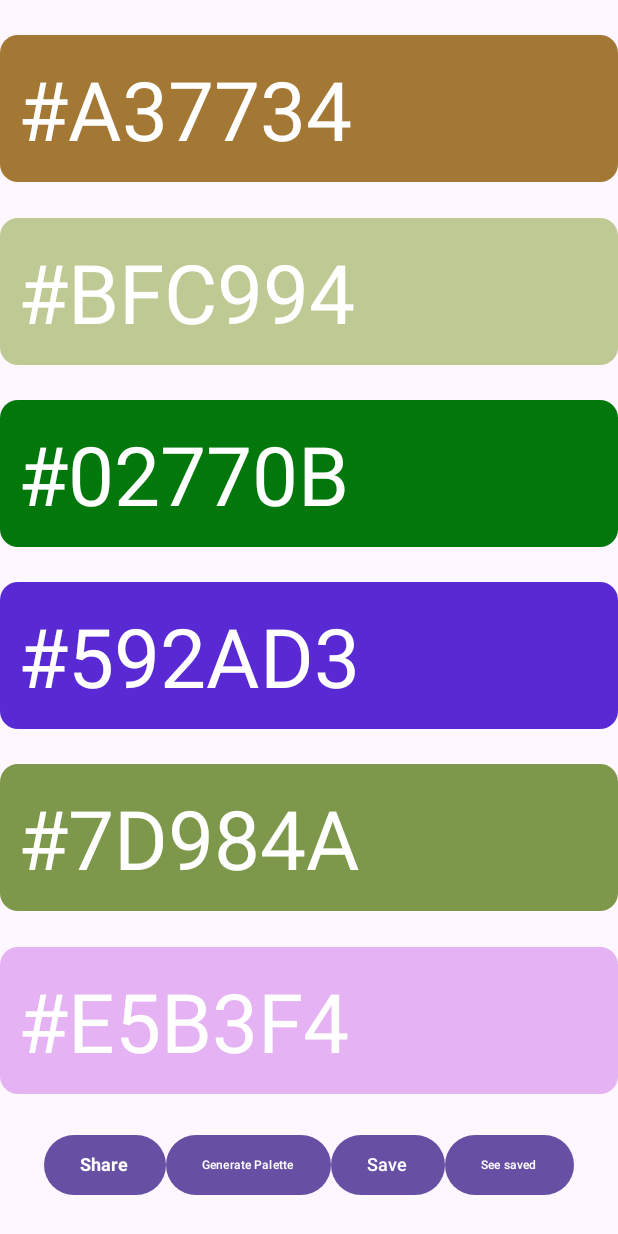
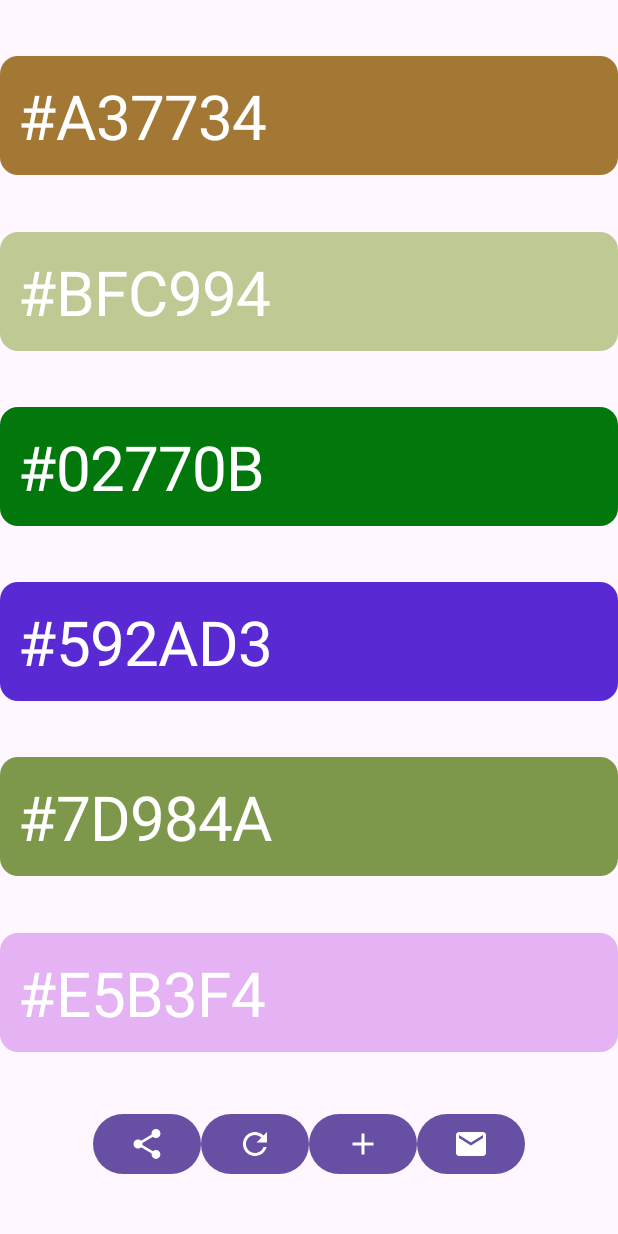
Before and after one commit to ZuzAser80/DailyPalette, an Android app built with Jetpack Compose: the screen it shows after launch (MainActivity), on a phone screen of 412 x 824 dp. Run offline under Robolectric (Android 15) with nearby library versions, the phone set to English and light mode, and no system bars; our stand-ins replace Room's generated code.

Commit message:
ft: finished UI

```diff
--- a/app/src/main/java/com/zuzaser/dailypalette/MainActivity.kt
+++ b/app/src/main/java/com/zuzaser/dailypalette/MainActivity.kt
@@ -1,5 +1,6 @@
 package com.zuzaser.dailypalette
 
+//IMPORTANT
 import android.annotation.SuppressLint
 import android.content.Context
 import android.content.Intent
@@ -19,46 +20,38 @@ import androidx.compose.foundation.layout.height
 import androidx.compose.foundation.rememberScrollState
 import androidx.compose.foundation.shape.RoundedCornerShape
 import androidx.compose.foundation.verticalScroll
+import androidx.compose.material.icons.Icons
+import androidx.compose.material.icons.automirrored.filled.ArrowBack
+import androidx.compose.material.icons.filled.Add
+import androidx.compose.material.icons.filled.Delete
+import androidx.compose.material.icons.filled.Email
+import androidx.compose.material.icons.filled.Refresh
+import androidx.compose.material.icons.filled.Share
 import androidx.compose.material3.Button
+import androidx.compose.material3.Icon
 import androidx.compose.material3.Scaffold
-import androidx.compose.material3.Text
 import androidx.compose.runtime.Composable
+import androidx.compose.runtime.getValue
+import androidx.compose.runtime.key
 import androidx.compose.runtime.mutableStateOf
 import androidx.compose.runtime.remember
+import androidx.compose.runtime.setValue
+import androidx.compose.ui.Alignment
 import androidx.compose.ui.Modifier
+import androidx.compose.ui.graphics.Color
+import androidx.compose.ui.platform.LocalContext
 import androidx.compose.ui.unit.dp
-import androidx.compose.ui.unit.sp
+import androidx.lifecycle.LiveData
+import androidx.lifecycle.Observer
 import com.zuzaser.dailypalette.model.PaletteModel
+import com.zuzaser.dailypalette.repository.PaletteRepository
+import com.zuzaser.dailypalette.room.PaletteDatabase
 import com.zuzaser.dailypalette.viewmodel.PaletteViewModel
 import kotlin.random.Random
-//IMPORTANT
-import androidx.compose.runtime.getValue
-import androidx.compose.runtime.key
-import androidx.compose.runtime.setValue
-import androidx.compose.ui.Alignment
-import androidx.compose.ui.draw.clip
-import androidx.compose.ui.draw.clipToBounds
-import androidx.compose.ui.graphics.Color
-import androidx.compose.ui.graphics.RectangleShape
-import androidx.compose.ui.platform.LocalContext
-import androidx.compose.ui.text.font.Font
-import androidx.compose.ui.text.font.FontStyle
-import androidx.compose.ui.text.font.FontWeight
-import androidx.core.content.ContextCompat
-import androidx.lifecycle.LiveData
-import androidx.lifecycle.Observer
-import com.zuzaser.dailypalette.repository.PaletteRepository
-import com.zuzaser.dailypalette.room.PaletteDatabase
-import kotlinx.coroutines.CoroutineScope
-import kotlinx.coroutines.Dispatchers
-import java.util.UUID
-import kotlin.random.nextInt
 
 class MainActivity : ComponentActivity() {
     @RequiresApi(Build.VERSION_CODES.O)
     @SuppressLint("UnusedMaterial3ScaffoldPaddingParameter")
-
-
     override fun onCreate(savedInstanceState: Bundle?) {
         super.onCreate(savedInstanceState)
         enableEdgeToEdge()
@@ -97,14 +90,14 @@ class MainActivity : ComponentActivity() {
                         shape = RoundedCornerShape(25.dp),
 
                         ) {
-                        Text("Back", fontSize = 15.sp)
+                        Icon(Icons.AutoMirrored.Filled.ArrowBack, contentDescription = "Назад")
                     }
                     Button(
                         onClick = { repository.clearTable(); isSavedOpened = false },
                         shape = RoundedCornerShape(25.dp),
 
                         ) {
-                        Text("Clear All", fontSize = 15.sp)
+                        Icon(Icons.Filled.Delete, contentDescription = "Удалить все")
                     }
                 }
             } else {
@@ -130,21 +123,21 @@ class MainActivity : ComponentActivity() {
                                 shape = RoundedCornerShape(25.dp),
 
                                 ) {
-                                Text("Share", fontSize = 12.sp, fontWeight = FontWeight.Bold)
+                                Icon(Icons.Filled.Share, contentDescription = "Поделиться")
                             }
                             //Generate new Palette Button
                             Button(
                                 onClick = { currentPalette = generateRandomPalette() },
                                 shape = RoundedCornerShape(50.dp)
                             ) {
-                                Text("Generate Palette", fontSize = 8.sp)
+                                Icon(Icons.Filled.Refresh, contentDescription = "")
                             }
                             //Save button
                             Button(
                                 onClick = { repository.addPalette(currentPalette) },
                                 shape = RoundedCornerShape(25.dp),
                             ) {
-                                Text("Save", fontSize = 12.sp)
+                                Icon(Icons.Filled.Add, contentDescription = "")
                             }
                             //Open saved palettes
 
@@ -152,7 +145,7 @@ class MainActivity : ComponentActivity() {
                                 onClick = { isSavedOpened = true; },
                                 shape = RoundedCornerShape(25.dp),
                             ) {
-                                Text("See saved", fontSize = 8.sp)
+                                Icon(Icons.Filled.Email, contentDescription = "")
                             }
                         }
                     }
@@ -181,7 +174,7 @@ fun sharePaletteIntent(paletteModel: PaletteModel, context : Context)
 
 @Composable
 fun PaletteRow(paletteModel: PaletteModel, repository: PaletteRepository) {
-    Row{
+    Row(verticalAlignment = Alignment.CenterVertically) {
         val context = LocalContext.current
         for (color in paletteModel.getColors()) {
             Box(modifier = Modifier
@@ -189,14 +182,17 @@ fun PaletteRow(paletteModel: PaletteModel, repository: PaletteRepository) {
                     Color(android.graphics.Color.parseColor(color)),
                     shape = RoundedCornerShape(20.dp)
                 )
-                .height(50.dp)
-                .weight(1f))
+                .height(35.dp)
+                .weight(1f)
+
+            )
+
         }
         Button(onClick = { sharePaletteIntent(paletteModel, context) }, shape = RoundedCornerShape(25.dp)) {
-            Text("Share", fontSize = 15.sp)
+            Icon(Icons.Filled.Share, contentDescription = "Поделиться")
         }
         Button(onClick = { repository.removePaletteById(paletteModel) }, shape = RoundedCornerShape(25.dp)) {
-            Text("X", fontSize = 15.sp)
+            Icon(Icons.Filled.Delete, contentDescription = "Удалить")
         }
     }
 }
--- a/app/src/main/java/com/zuzaser/dailypalette/room/PaletteDatabase.kt
+++ b/app/src/main/java/com/zuzaser/dailypalette/room/PaletteDatabase.kt
@@ -6,7 +6,7 @@ import androidx.room.Room
 import androidx.room.RoomDatabase
 import com.zuzaser.dailypalette.model.PaletteModel
 
-@Database(entities = [PaletteModel::class], version = 2, exportSchema = false)
+@Database(entities = [PaletteModel::class], version = 3, exportSchema = false)
 abstract class PaletteDatabase : RoomDatabase() {
 
     abstract fun loginDao() : PaletteDao
--- a/app/src/main/java/com/zuzaser/dailypalette/viewmodel/PaletteViewModel.kt
+++ b/app/src/main/java/com/zuzaser/dailypalette/viewmodel/PaletteViewModel.kt
@@ -29,7 +29,7 @@ class PaletteViewModel : ViewModel() {
         AndroidView(factory = { context ->
             TextView(context).apply {
                 // 15 seems to be the best magic number here, works (should) on most devices
-                textSize = c.screenHeightDp.dp.value / 15f
+                textSize = c.screenHeightDp.dp.value / 20f
             }
         },
             update = {
```
